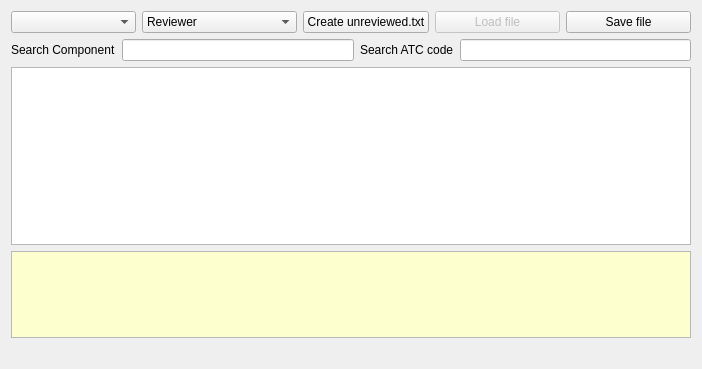
This is freeddimanager/plugins/ddiplugin/components/componentatceditorwidget.ui in FreeHealth/freehealth as Qt 5 draws it before an edit. The edited form follows.
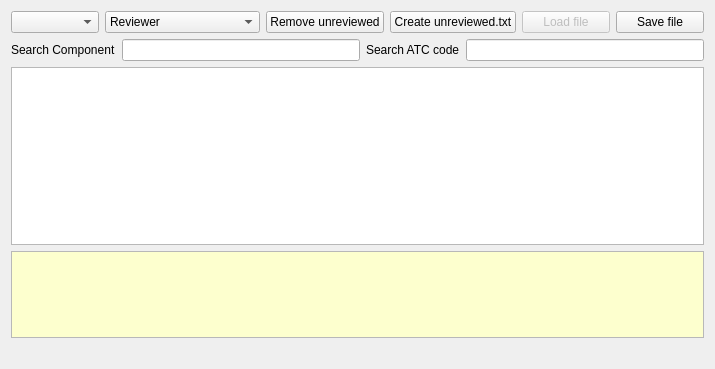
This is the edited form.

Patch:
```diff
--- a/freeddimanager/plugins/ddiplugin/components/componentatceditorwidget.ui
+++ b/freeddimanager/plugins/ddiplugin/components/componentatceditorwidget.ui
@@ -6,7 +6,7 @@
    <rect>
     <x>0</x>
     <y>0</y>
-    <width>702</width>
+    <width>715</width>
     <height>369</height>
    </rect>
   </property>
@@ -43,6 +43,13 @@
        </item>
       </widget>
      </item>
+     <item>
+      <widget class="QPushButton" name="removeUnreviewed">
+       <property name="text">
+        <string>Remove unreviewed</string>
+       </property>
+      </widget>
+     </item>
      <item>
       <widget class="QPushButton" name="createUnreviewed">
        <property name="text">
```
